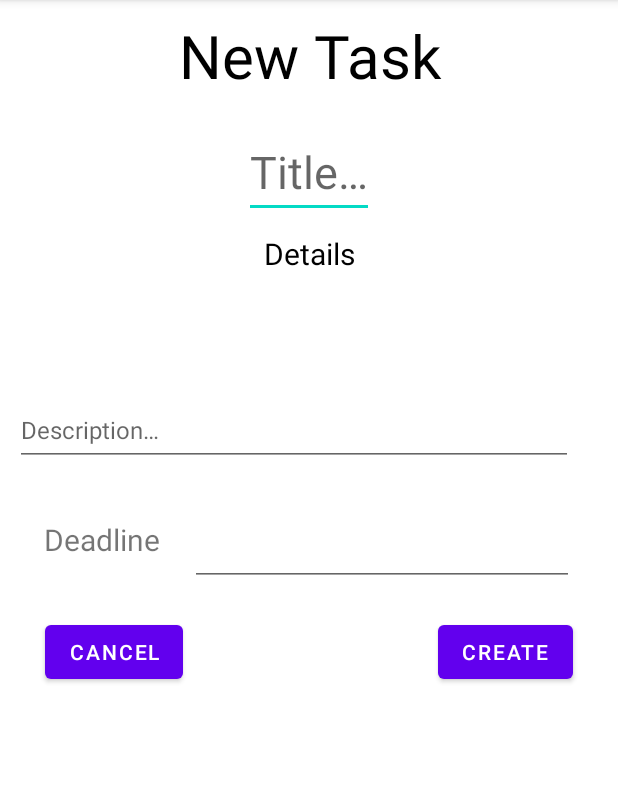
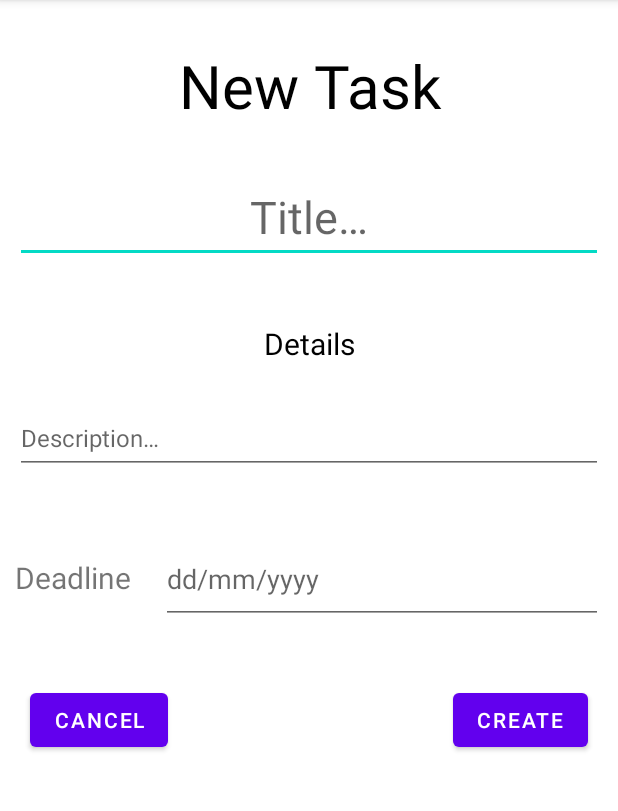
Before and after one commit to AlleyCatRacer/DigiJournal, an Android app: the fragment TaskAddFragment shown on its own in the app's theme, on a phone screen of 412 x 824 dp, the part 84-895 px from its top. Run offline under Robolectric (Android 15) with nearby library versions, the phone set to English and light mode, and no system bars.

Commit message:
Home + Add task fragment aesthetics

```diff
--- a/app/src/main/res/layout/fragment_home.xml
+++ b/app/src/main/res/layout/fragment_home.xml
@@ -7,7 +7,7 @@
     tools:context=".ui.home.HomeFragment">
 
     <TextView
-        android:id="@+id/textView"
+        android:id="@+id/category_title"
         android:layout_width="wrap_content"
         android:layout_height="wrap_content"
         android:text="@string/home_category"
@@ -23,5 +23,5 @@
         app:layout_constraintBottom_toBottomOf="parent"
         app:layout_constraintEnd_toEndOf="parent"
         app:layout_constraintStart_toStartOf="parent"
-        app:layout_constraintTop_toBottomOf="@+id/textView" />
+        app:layout_constraintTop_toBottomOf="@+id/category_title" />
 </androidx.constraintlayout.widget.ConstraintLayout>
--- a/app/src/main/res/layout/fragment_task_add.xml
+++ b/app/src/main/res/layout/fragment_task_add.xml
@@ -15,12 +15,13 @@
             android:layout_width="match_parent"
             android:layout_height="wrap_content"
             android:orientation="vertical"
-            android:layout_margin="10dp">
+            >
 
             <TextView
                 android:id="@+id/header"
                 android:layout_width="0dp"
                 android:layout_height="wrap_content"
+                android:layout_margin="10dp"
                 android:text="@string/task_add_heading"
                 android:textColor="@color/black"
                 android:textAlignment="center"
@@ -32,12 +33,14 @@
 
             <com.google.android.material.textfield.TextInputEditText
                 android:id="@+id/title"
-                android:layout_width="wrap_content"
+                android:layout_width="match_parent"
                 android:layout_height="wrap_content"
-                android:layout_margin="20dp"
                 android:hint="@string/task_add_title_hint"
                 android:textColor="@color/black"
                 android:textSize="30sp"
+                android:textAlignment="center"
+                android:layout_marginEnd="10dp"
+                android:layout_marginStart="10dp"
                 app:layout_constraintBottom_toTopOf="@id/detail_label"
                 app:layout_constraintEnd_toEndOf="parent"
                 app:layout_constraintStart_toStartOf="parent"
@@ -48,25 +51,27 @@
                 android:id="@+id/detail_label"
                 android:layout_width="wrap_content"
                 android:layout_height="wrap_content"
-                android:layout_margin="10dp"
+                android:layout_marginTop="20dp"
+                android:layout_marginBottom="5dp"
                 android:textColor="@color/black"
                 android:text="@string/task_add_desc"
                 android:textSize="20sp"
                 app:layout_constraintTop_toBottomOf="@id/title"
                 app:layout_constraintStart_toStartOf="parent"
                 app:layout_constraintEnd_toEndOf="parent"
+                app:layout_constraintBottom_toTopOf="@id/detail_text"
                 />
-
 
             <com.google.android.material.textfield.TextInputEditText
                 android:id="@+id/detail_text"
                 android:layout_width="0dp"
                 android:layout_height="wrap_content"
-                android:layout_marginEnd="20dp"
                 android:hint="@string/task_add_desc_hint"
                 android:minHeight="48dp"
                 android:textSize="16sp"
-                app:layout_constraintBottom_toTopOf="@id/submit_button"
+                android:layout_marginLeft="10dp"
+                android:layout_marginRight="10dp"
+                app:layout_constraintBottom_toTopOf="@id/deadline_EditText"
                 app:layout_constraintEnd_toEndOf="parent"
                 app:layout_constraintStart_toStartOf="parent"
                 app:layout_constraintTop_toBottomOf="@+id/detail_label" />
@@ -76,21 +81,25 @@
                 android:layout_width="wrap_content"
                 android:layout_height="0dp"
                 android:layout_marginTop="30dp"
+                android:layout_margin="10dp"
                 android:text="@string/task_add_deadline"
                 android:textSize="20sp"
                 app:layout_constraintBottom_toTopOf="@+id/cancel_button"
-                app:layout_constraintEnd_toStartOf="@+id/editTextDate"
+                app:layout_constraintEnd_toStartOf="@+id/deadline_EditText"
                 app:layout_constraintStart_toStartOf="parent"
-                app:layout_constraintBaseline_toBaselineOf="@+id/editTextDate" />
+                app:layout_constraintBaseline_toBaselineOf="@+id/deadline_EditText" />
 
             <EditText
-                android:id="@+id/editTextDate"
-                android:layout_width="wrap_content"
+                android:id="@+id/deadline_EditText"
+                android:layout_width="0dp"
                 android:layout_height="60sp"
+                android:layout_marginLeft="10dp"
+                android:layout_marginRight="10dp"
+                android:layout_marginBottom="20dp"
                 android:layout_marginTop="20dp"
-                android:layout_marginBottom="20dp"
                 android:ems="12"
                 android:inputType="date"
+                android:hint="@string/task_add_date_format_hint"
                 app:layout_constraintBottom_toTopOf="@+id/cancel_button"
                 app:layout_constraintEnd_toEndOf="parent"
                 app:layout_constraintStart_toEndOf="@id/deadline_textView"
@@ -101,8 +110,9 @@
                 android:layout_width="wrap_content"
                 android:layout_height="wrap_content"
                 android:text="@string/create_button"
-                android:layout_margin="20dp"
-                app:layout_constraintTop_toBottomOf="@id/detail_text"
+                android:layout_marginEnd="20dp"
+                android:layout_marginTop="40dp"
+                app:layout_constraintTop_toBottomOf="@id/deadline_EditText"
                 app:layout_constraintLeft_toRightOf="@+id/cancel_button"
                 app:layout_constraintEnd_toEndOf="parent"
                 app:layout_constraintBottom_toBottomOf="parent"
@@ -113,10 +123,12 @@
                 android:layout_width="wrap_content"
                 android:layout_height="wrap_content"
                 android:text="@string/cancel_button"
-                android:layout_margin="20dp"
+                android:layout_marginStart="20dp"
+                android:layout_marginTop="40dp"
                 app:layout_constraintStart_toStartOf="parent"
                 app:layout_constraintBaseline_toBaselineOf="@id/submit_button"
                 app:layout_constraintRight_toLeftOf="@id/submit_button"
+                app:layout_constraintBottom_toBottomOf="parent"
                 />
 
 
--- a/app/src/main/res/values/strings.xml
+++ b/app/src/main/res/values/strings.xml
@@ -17,6 +17,7 @@
     <string name="task_add_desc">Details</string>
     <string name="task_add_desc_hint">Description…</string>
     <string name="task_add_deadline">Deadline</string>
+    <string name="task_add_date_format_hint">dd/mm/yyyy</string>
     <string name="create_button">Create</string>
     <string name="cancel_button">Cancel</string>
 </resources>
```
